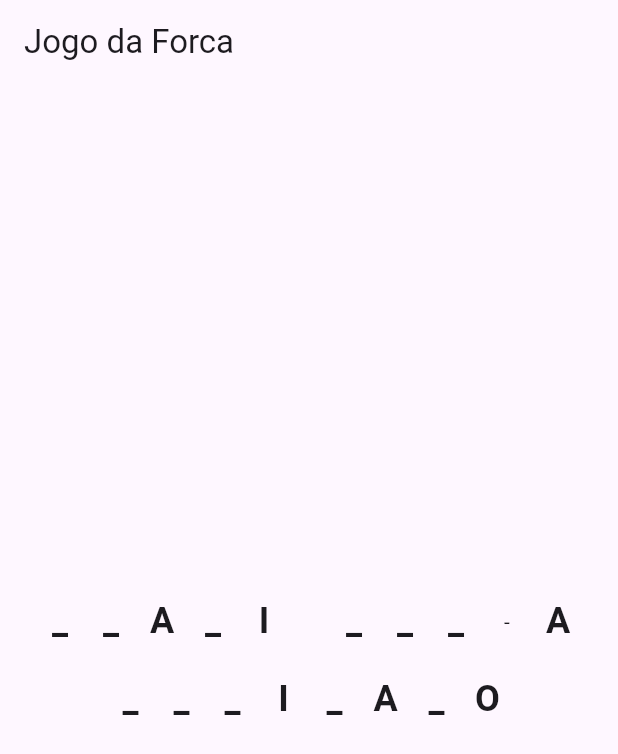
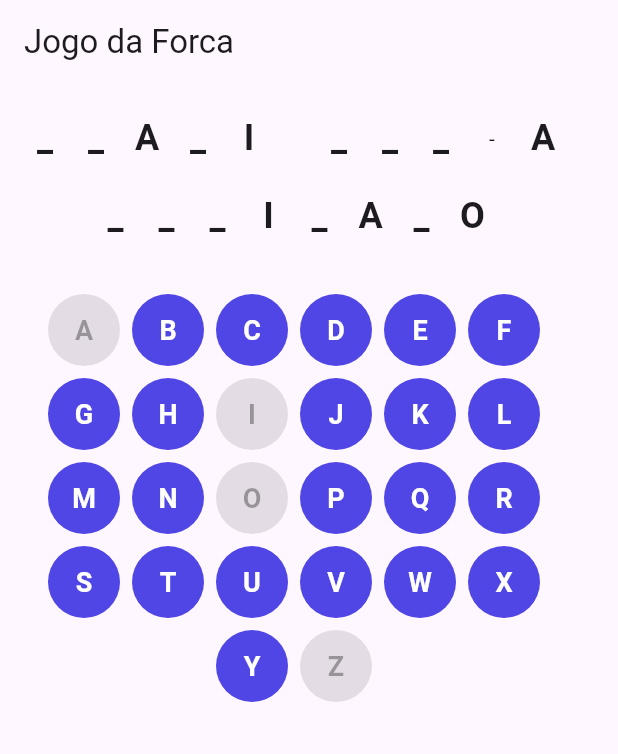
Before and after one commit to fnetgit/aval1-pmob-hangman-game, a Flutter app: the screen it shows after launch, on a phone screen of 412 x 824 dp. Shown: the top 754 px of the screen. Run offline on Flutter 3.47's test engine with Material 3 defaults, Android fonts, the phone set to English and light mode, and no system bars.

Commit message:
feat(ui): add virtual keyboard layout

```diff
--- a/lib/presentation/screens/game_screen.dart
+++ b/lib/presentation/screens/game_screen.dart
@@ -1,5 +1,7 @@
 import 'package:flutter/material.dart';
 
+import '../../core/theme/app_theme.dart';
+import '../../domain/services/game_rules.dart';
 import '../../domain/services/letter_normalizer.dart';
 
 class GameScreen extends StatelessWidget {
@@ -8,18 +10,26 @@ class GameScreen extends StatelessWidget {
   @override
   Widget build(BuildContext context) {
     const answer = 'QUATI SUL-AMERICANO';
+    const guessedLetters = {'A', 'I', 'O', 'Z'};
 
     return Scaffold(
       appBar: AppBar(
         title: const Text('Jogo da Forca'),
       ),
-      body: Center(
-        child: Padding(
-          padding: const EdgeInsets.all(16),
-          child: _AnswerView(
-            answer: answer,
-            guessedLetters: const {'A', 'I', 'O'},
-          ),
+      body: SingleChildScrollView(
+        padding: const EdgeInsets.all(16),
+        child: Column(
+          children: [
+            _AnswerView(
+              answer: answer,
+              guessedLetters: guessedLetters,
+            ),
+            const SizedBox(height: 32),
+            _Keyboard(
+              guessedLetters: guessedLetters,
+              requiredLetters: GameRules.requiredLetters(answer),
+            ),
+          ],
         ),
       ),
     );
@@ -97,3 +107,62 @@ class _CharacterTile extends StatelessWidget {
     );
   }
 }
+
+class _Keyboard extends StatelessWidget {
+  const _Keyboard({
+    required this.guessedLetters,
+    required this.requiredLetters,
+  });
+
+  final Set<String> guessedLetters;
+  final Set<String> requiredLetters;
+
+  static const alphabet = 'ABCDEFGHIJKLMNOPQRSTUVWXYZ';
+
+  @override
+  Widget build(BuildContext context) {
+    return Wrap(
+      alignment: WrapAlignment.center,
+      spacing: 8,
+      runSpacing: 8,
+      children: [
+        for (final letter in alphabet.split(''))
+          _LetterButton(
+            letter: letter,
+            state: _stateFor(letter),
+          ),
+      ],
+    );
+  }
+
+  LetterState _stateFor(String letter) {
+    if (!guessedLetters.contains(letter)) {
+      return LetterState.available;
+    }
+
+    if (requiredLetters.contains(letter)) {
+      return LetterState.correct;
+    }
+
+    return LetterState.wrong;
+  }
+}
+
+class _LetterButton extends StatelessWidget {
+  const _LetterButton({
+    required this.letter,
+    required this.state,
+  });
+
+  final String letter;
+  final LetterState state;
+
+  @override
+  Widget build(BuildContext context) {
+    return FilledButton(
+      style: AppTheme.letterButton(state),
+      onPressed: state == LetterState.available ? () {} : null,
+      child: Text(letter),
+    );
+  }
+}
```
